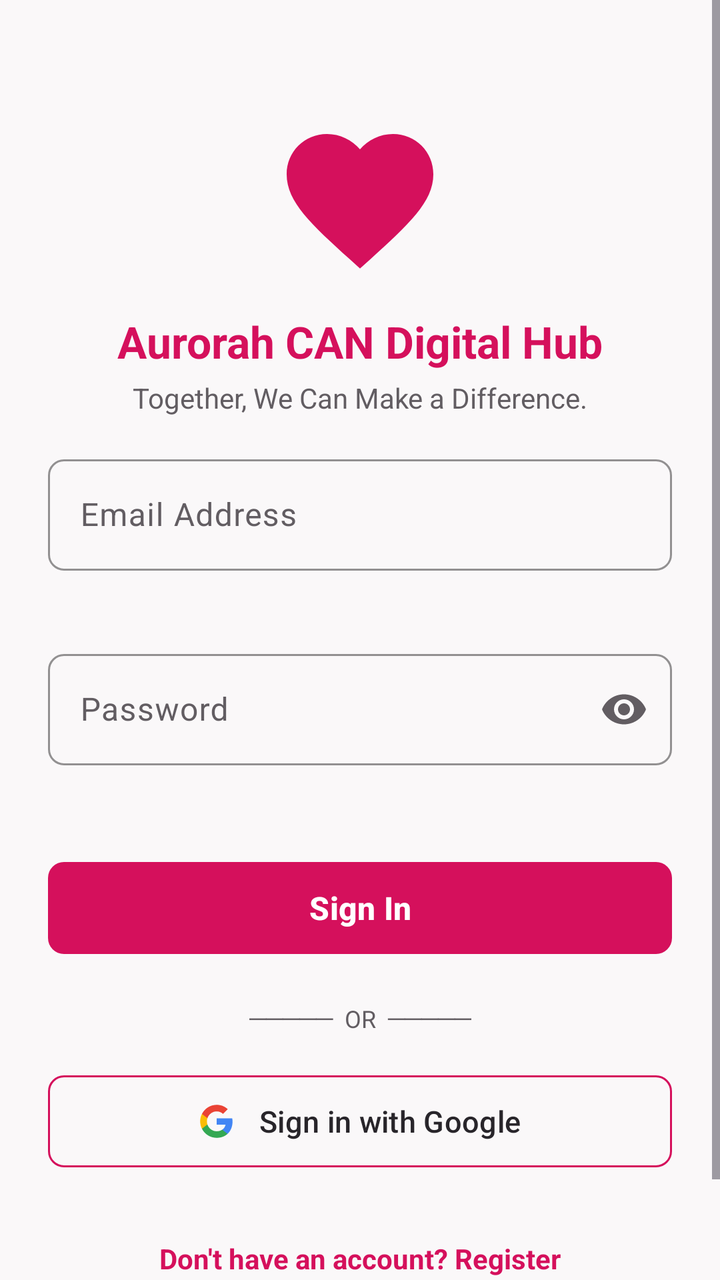
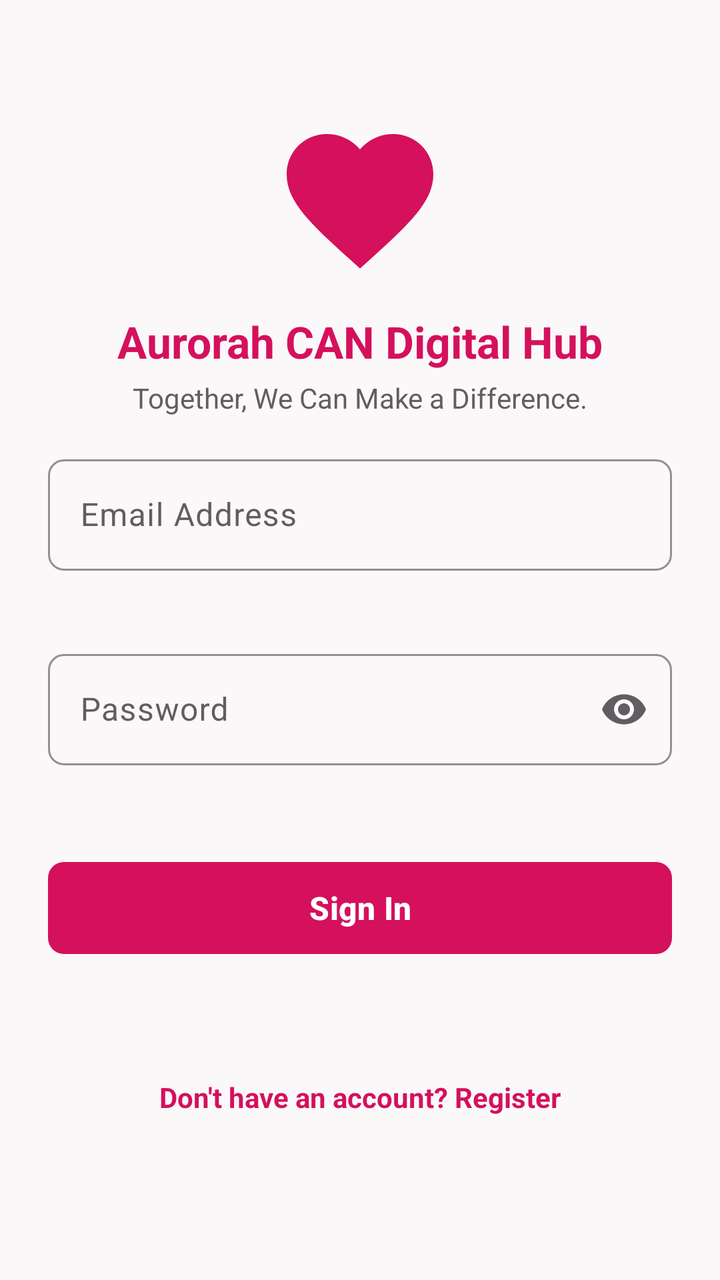

An Android layout rendered at two revisions. The XML below is the earlier revision; the diff shows what the commit changed to produce the second picture.
<!-- AndroidManifest.xml: application theme Theme.AurorahCANDigitalHub -->
<!-- res/layout/activity_login.xml -->
<?xml version="1.0" encoding="utf-8"?>
<ScrollView xmlns:android="http://schemas.android.com/apk/res/android"
    xmlns:app="http://schemas.android.com/apk/res-auto"
    xmlns:tools="http://schemas.android.com/tools"
    android:layout_width="match_parent"
    android:layout_height="match_parent"
    android:fillViewport="true"
    android:background="?android:attr/colorBackground">

    <androidx.constraintlayout.widget.ConstraintLayout
        android:layout_width="match_parent"
        android:layout_height="wrap_content"
        android:padding="24dp">

        <ImageView
            android:id="@+id/imgLogo"
            android:layout_width="88dp"
            android:layout_height="88dp"
            android:layout_marginTop="32dp"
            android:contentDescription="@string/app_name"
            android:src="@drawable/ic_logo"
            app:layout_constraintEnd_toEndOf="parent"
            app:layout_constraintStart_toStartOf="parent"
            app:layout_constraintTop_toTopOf="parent" />

        <TextView
            android:id="@+id/tvAppName"
            android:layout_width="wrap_content"
            android:layout_height="wrap_content"
            android:layout_marginTop="12dp"
            android:text="@string/app_name"
            android:textColor="?attr/colorPrimary"
            android:textSize="22sp"
            android:textStyle="bold"
            app:layout_constraintEnd_toEndOf="parent"
            app:layout_constraintStart_toStartOf="parent"
            app:layout_constraintTop_toBottomOf="@id/imgLogo" />

        <TextView
            android:id="@+id/tvSlogan"
            android:layout_width="wrap_content"
            android:layout_height="wrap_content"
            android:layout_marginTop="4dp"
            android:text="@string/slogan"
            android:textColor="?attr/colorOnSurfaceVariant"
            android:textSize="14sp"
            app:layout_constraintEnd_toEndOf="parent"
            app:layout_constraintStart_toStartOf="parent"
            app:layout_constraintTop_toBottomOf="@id/tvAppName" />

        <com.google.android.material.card.MaterialCardView
            android:id="@+id/cardErrorMessage"
            android:layout_width="0dp"
            android:layout_height="wrap_content"
            android:layout_marginTop="20dp"
            android:visibility="gone"
            app:cardBackgroundColor="@color/error_container_bg"
            app:cardCornerRadius="8dp"
            app:cardElevation="0dp"
            app:strokeColor="@color/error_container_border"
            app:strokeWidth="1dp"
            app:layout_constraintEnd_toEndOf="parent"
            app:layout_constraintStart_toStartOf="parent"
            app:layout_constraintTop_toBottomOf="@id/tvSlogan">

            <androidx.constraintlayout.widget.ConstraintLayout
                android:layout_width="match_parent"
                android:layout_height="wrap_content"
                android:padding="12dp">

                <ImageView
                    android:id="@+id/ivErrorIcon"
                    android:layout_width="22dp"
                    android:layout_height="22dp"
                    android:contentDescription="@string/error_title"
                    android:src="@drawable/ic_error"
                    app:layout_constraintBottom_toBottomOf="parent"
                    app:layout_constraintStart_toStartOf="parent"
                    app:layout_constraintTop_toTopOf="parent"
                    app:layout_constraintVertical_bias="0.0" />

                <TextView
                    android:id="@+id/tvErrorMessage"
                    android:layout_width="0dp"
                    android:layout_height="wrap_content"
                    android:layout_marginStart="10dp"
                    android:layout_marginEnd="8dp"
                    android:lineSpacingExtra="2dp"
                    android:textColor="@color/error_red"
                    android:textSize="14sp"
                    app:layout_constraintBottom_toBottomOf="parent"
                    app:layout_constraintEnd_toStartOf="@id/btnCloseError"
                    app:layout_constraintStart_toEndOf="@id/ivErrorIcon"
                    app:layout_constraintTop_toTopOf="parent" />

                <ImageView
                    android:id="@+id/btnCloseError"
                    android:layout_width="20dp"
                    android:layout_height="20dp"
                    android:background="?attr/selectableItemBackgroundBorderless"
                    android:clickable="true"
                    android:contentDescription="@string/dismiss"
                    android:focusable="true"
                    android:src="@drawable/ic_close"
                    app:layout_constraintEnd_toEndOf="parent"
                    app:layout_constraintTop_toTopOf="parent" />

            </androidx.constraintlayout.widget.ConstraintLayout>
        </com.google.android.material.card.MaterialCardView>

        <com.google.android.material.textfield.TextInputLayout
            android:id="@+id/tilEmail"
            style="@style/Widget.Aurorah.TextInputLayout"
            android:layout_width="0dp"
            android:layout_height="wrap_content"
            android:layout_marginTop="16dp"
            android:hint="@string/email_hint"
            app:layout_constraintEnd_toEndOf="parent"
            app:layout_constraintStart_toStartOf="parent"
            app:layout_constraintTop_toBottomOf="@id/cardErrorMessage">

            <com.google.android.material.textfield.TextInputEditText
                android:id="@+id/etEmail"
                android:layout_width="match_parent"
                android:layout_height="wrap_content"
                android:inputType="textEmailAddress"
                android:maxLines="1" />
        </com.google.android.material.textfield.TextInputLayout>

        <com.google.android.material.textfield.TextInputLayout
            android:id="@+id/tilPassword"
            style="@style/Widget.Aurorah.TextInputLayout"
            android:layout_width="0dp"
            android:layout_height="wrap_content"
            android:layout_marginTop="16dp"
            android:hint="@string/password_hint"
            app:endIconMode="password_toggle"
            app:layout_constraintEnd_toEndOf="parent"
            app:layout_constraintStart_toStartOf="parent"
            app:layout_constraintTop_toBottomOf="@id/tilEmail">

            <com.google.android.material.textfield.TextInputEditText
                android:id="@+id/etPassword"
                android:layout_width="match_parent"
                android:layout_height="wrap_content"
                android:inputType="textPassword"
                android:maxLines="1" />
        </com.google.android.material.textfield.TextInputLayout>

        <com.google.android.material.button.MaterialButton
            android:id="@+id/btnLogin"
            android:layout_width="0dp"
            android:layout_height="54dp"
            android:layout_marginTop="24dp"
            android:text="@string/login_button"
            android:textSize="16sp"
            android:textStyle="bold"
            app:cornerRadius="8dp"
            app:layout_constraintEnd_toEndOf="parent"
            app:layout_constraintStart_toStartOf="parent"
            app:layout_constraintTop_toBottomOf="@id/tilPassword" />

        <ProgressBar
            android:id="@+id/pbLogin"
            android:layout_width="wrap_content"
            android:layout_height="wrap_content"
            android:visibility="gone"
            app:layout_constraintBottom_toBottomOf="@id/btnLogin"
            app:layout_constraintEnd_toEndOf="@id/btnLogin"
            app:layout_constraintStart_toStartOf="@id/btnLogin"
            app:layout_constraintTop_toTopOf="@id/btnLogin" />

        <TextView
            android:id="@+id/tvDivider"
            android:layout_width="wrap_content"
            android:layout_height="wrap_content"
            android:layout_marginTop="20dp"
            android:text="─────  OR  ─────"
            android:textColor="?attr/colorOnSurfaceVariant"
            android:textSize="12sp"
            app:layout_constraintEnd_toEndOf="parent"
            app:layout_constraintStart_toStartOf="parent"
            app:layout_constraintTop_toBottomOf="@id/btnLogin" />

        <com.google.android.material.button.MaterialButton
            android:id="@+id/btnSsoGoogle"
            style="@style/Widget.Material3.Button.OutlinedButton"
            android:layout_width="0dp"
            android:layout_height="54dp"
            android:layout_marginTop="16dp"
            android:text="@string/sso_google_button"
            android:textColor="?attr/colorOnSurface"
            android:textSize="15sp"
            app:strokeColor="@color/md_theme_primary"
            app:cornerRadius="8dp"
            app:icon="@drawable/ic_google"
            app:iconGravity="textStart"
            app:iconPadding="12dp"
            app:iconTint="@null"
            app:layout_constraintEnd_toEndOf="parent"
            app:layout_constraintStart_toStartOf="parent"
            app:layout_constraintTop_toBottomOf="@id/tvDivider" />

        <TextView
            android:id="@+id/tvRegisterPrompt"
            android:layout_width="wrap_content"
            android:layout_height="wrap_content"
            android:layout_marginTop="24dp"
            android:layout_marginBottom="24dp"
            android:clickable="true"
            android:focusable="true"
            android:padding="8dp"
            android:text="@string/register_prompt"
            android:textColor="?attr/colorPrimary"
            android:textSize="14sp"
            android:textStyle="bold"
            app:layout_constraintBottom_toBottomOf="parent"
            app:layout_constraintEnd_toEndOf="parent"
            app:layout_constraintStart_toStartOf="parent"
            app:layout_constraintTop_toBottomOf="@id/btnSsoGoogle" />

    </androidx.constraintlayout.widget.ConstraintLayout>
</ScrollView>
<!-- resources referenced by this layout -->
<resources>
  <color name="error_container_bg">#FEF2F2</color>
  <color name="error_container_border">#FECACA</color>
  <color name="error_red">#DC2626</color>
  <color name="md_theme_primary">#D5105C</color>
  <!-- drawable ic_close (drawable) -->
  <vector xmlns:android="http://schemas.android.com/apk/res/android"
      android:width="20dp"
      android:height="20dp"
      android:viewportWidth="24"
      android:viewportHeight="24">
      <path
          android:fillColor="@color/gray_700"
          android:pathData="M19,6.41L17.59,5 12,10.59 6.41,5 5,6.41 10.59,12 5,17.59 6.41,19 12,13.41 17.59,19 19,17.59 13.41,12z"/>
  </vector>
  <!-- drawable ic_error (drawable) -->
  <vector xmlns:android="http://schemas.android.com/apk/res/android"
      android:width="24dp"
      android:height="24dp"
      android:viewportWidth="24"
      android:viewportHeight="24">
      <path
          android:fillColor="@color/error_red"
          android:pathData="M12,2C6.48,2 2,6.48 2,12s4.48,10 10,10 10,-4.48 10,-10S17.52,2 12,2zM13,17h-2v-2h2v2zM13,13h-2V7h2v6z"/>
  </vector>
  <!-- drawable ic_google (drawable) -->
  <vector xmlns:android="http://schemas.android.com/apk/res/android"
      android:width="24dp"
      android:height="24dp"
      android:viewportWidth="24"
      android:viewportHeight="24">
      <path
          android:fillColor="#4285F4"
          android:pathData="M22.56,12.25c0,-0.78 -0.07,-1.53 -0.2,-2.25H12v4.26h5.92c-0.26,1.37 -1.04,2.53 -2.21,3.31v2.77h3.57c2.08,-1.92 3.28,-4.74 3.28,-8.09z" />
      <path
          android:fillColor="#34A853"
          android:pathData="M12,23c2.97,0 5.46,-0.98 7.28,-2.66l-3.57,-2.77c-0.98,0.66 -2.23,1.06 -3.71,1.06 -2.86,0 -5.29,-1.93 -6.16,-4.53H2.18v2.84C3.99,20.53 7.7,23 12,23z" />
      <path
          android:fillColor="#FBBC05"
          android:pathData="M5.84,14.09c-0.22,-0.66 -0.35,-1.36 -0.35,-2.09s0.13,-1.43 0.35,-2.09V7.06H2.18C1.43,8.55 1,10.22 1,12s0.43,3.45 1.18,4.94l2.85,-2.22 0.81,-0.63z" />
      <path
          android:fillColor="#EA4335"
          android:pathData="M12,5.38c1.62,0 3.06,0.56 4.21,1.64l3.15,-3.15C17.45,2.09 14.97,1 12,1 7.7,1 3.99,3.47 2.18,7.06l3.66,2.84c0.87,-2.6 3.3,-4.52 6.16,-4.52z" />
  </vector>
  <!-- drawable ic_logo (drawable) -->
  <vector xmlns:android="http://schemas.android.com/apk/res/android"
      android:width="96dp"
      android:height="96dp"
      android:viewportWidth="24"
      android:viewportHeight="24">
      <path
          android:fillColor="#D5105C"
          android:pathData="M12,21.35l-1.45,-1.32C5.4,15.36 2,12.28 2,8.5 2,5.42 4.42,3 7.5,3c1.74,0 3.41,0.81 4.5,2.09C13.09,3.81 14.76,3 16.5,3 19.58,3 22,5.42 22,8.5c0,3.78 -3.4,6.86 -8.55,11.54L12,21.35z" />
  </vector>
  <string name="app_name">Aurorah CAN Digital Hub</string>
  <string name="dismiss">Dismiss</string>
  <string name="email_hint">Email Address</string>
  <string name="error_title">Error</string>
  <string name="login_button">Sign In</string>
  <string name="password_hint">Password</string>
  <string name="register_prompt">Don\'t have an account? Register</string>
  <string name="slogan">Together, We Can Make a Difference.</string>
  <string name="sso_google_button">Sign in with Google</string>
  <style name="Theme.AurorahCANDigitalHub" parent="Base.Theme.AurorahCANDigitalHub" />
  <color name="gray_700">#374151</color>
  <color name="white">#FFFFFFFF</color>
  <color name="md_theme_secondary">#943D56</color>
  <color name="md_theme_background">#FAF8F9</color>
  <color name="card_surface">#FFFFFF</color>
  <color name="text_primary">#28252A</color>
  <color name="text_secondary">#625D62</color>
  <!-- unchanged entries left out for length: 2 -->
</resources>

<!-- the commit's change to res/layout/activity_login.xml (unified diff, before → after) -->
@@ -171,37 +171,6 @@
             app:layout_constraintTop_toTopOf="@id/btnLogin" />
 
         <TextView
-            android:id="@+id/tvDivider"
-            android:layout_width="wrap_content"
-            android:layout_height="wrap_content"
-            android:layout_marginTop="20dp"
-            android:text="─────  OR  ─────"
-            android:textColor="?attr/colorOnSurfaceVariant"
-            android:textSize="12sp"
-            app:layout_constraintEnd_toEndOf="parent"
-            app:layout_constraintStart_toStartOf="parent"
-            app:layout_constraintTop_toBottomOf="@id/btnLogin" />
-
-        <com.google.android.material.button.MaterialButton
-            android:id="@+id/btnSsoGoogle"
-            style="@style/Widget.Material3.Button.OutlinedButton"
-            android:layout_width="0dp"
-            android:layout_height="54dp"
-            android:layout_marginTop="16dp"
-            android:text="@string/sso_google_button"
-            android:textColor="?attr/colorOnSurface"
-            android:textSize="15sp"
-            app:strokeColor="@color/md_theme_primary"
-            app:cornerRadius="8dp"
-            app:icon="@drawable/ic_google"
-            app:iconGravity="textStart"
-            app:iconPadding="12dp"
-            app:iconTint="@null"
-            app:layout_constraintEnd_toEndOf="parent"
-            app:layout_constraintStart_toStartOf="parent"
-            app:layout_constraintTop_toBottomOf="@id/tvDivider" />
-
-        <TextView
             android:id="@+id/tvRegisterPrompt"
             android:layout_width="wrap_content"
             android:layout_height="wrap_content"
@@ -217,7 +186,7 @@
             app:layout_constraintBottom_toBottomOf="parent"
             app:layout_constraintEnd_toEndOf="parent"
             app:layout_constraintStart_toStartOf="parent"
-            app:layout_constraintTop_toBottomOf="@id/btnSsoGoogle" />
+            app:layout_constraintTop_toBottomOf="@id/btnLogin" />
 
     </androidx.constraintlayout.widget.ConstraintLayout>
 </ScrollView>
<!-- resource entries referenced after the edit -->
@@ -24,25 +24,6 @@
           android:fillColor="@color/error_red"
           android:pathData="M12,2C6.48,2 2,6.48 2,12s4.48,10 10,10 10,-4.48 10,-10S17.52,2 12,2zM13,17h-2v-2h2v2zM13,13h-2V7h2v6z"/>
   </vector>
-  <!-- drawable ic_google (drawable) -->
-  <vector xmlns:android="http://schemas.android.com/apk/res/android"
-      android:width="24dp"
-      android:height="24dp"
-      android:viewportWidth="24"
-      android:viewportHeight="24">
-      <path
-          android:fillColor="#4285F4"
-          android:pathData="M22.56,12.25c0,-0.78 -0.07,-1.53 -0.2,-2.25H12v4.26h5.92c-0.26,1.37 -1.04,2.53 -2.21,3.31v2.77h3.57c2.08,-1.92 3.28,-4.74 3.28,-8.09z" />
-      <path
-          android:fillColor="#34A853"
-          android:pathData="M12,23c2.97,0 5.46,-0.98 7.28,-2.66l-3.57,-2.77c-0.98,0.66 -2.23,1.06 -3.71,1.06 -2.86,0 -5.29,-1.93 -6.16,-4.53H2.18v2.84C3.99,20.53 7.7,23 12,23z" />
-      <path
-          android:fillColor="#FBBC05"
-          android:pathData="M5.84,14.09c-0.22,-0.66 -0.35,-1.36 -0.35,-2.09s0.13,-1.43 0.35,-2.09V7.06H2.18C1.43,8.55 1,10.22 1,12s0.43,3.45 1.18,4.94l2.85,-2.22 0.81,-0.63z" />
-      <path
-          android:fillColor="#EA4335"
-          android:pathData="M12,5.38c1.62,0 3.06,0.56 4.21,1.64l3.15,-3.15C17.45,2.09 14.97,1 12,1 7.7,1 3.99,3.47 2.18,7.06l3.66,2.84c0.87,-2.6 3.3,-4.52 6.16,-4.52z" />
-  </vector>
   <!-- drawable ic_logo (drawable) -->
   <vector xmlns:android="http://schemas.android.com/apk/res/android"
       android:width="96dp"
@@ -61,7 +42,6 @@
   <string name="password_hint">Password</string>
   <string name="register_prompt">Don\'t have an account? Register</string>
   <string name="slogan">Together, We Can Make a Difference.</string>
-  <string name="sso_google_button">Sign in with Google</string>
   <style name="Theme.AurorahCANDigitalHub" parent="Base.Theme.AurorahCANDigitalHub" />
   <color name="gray_700">#374151</color>
   <color name="white">#FFFFFFFF</color>
